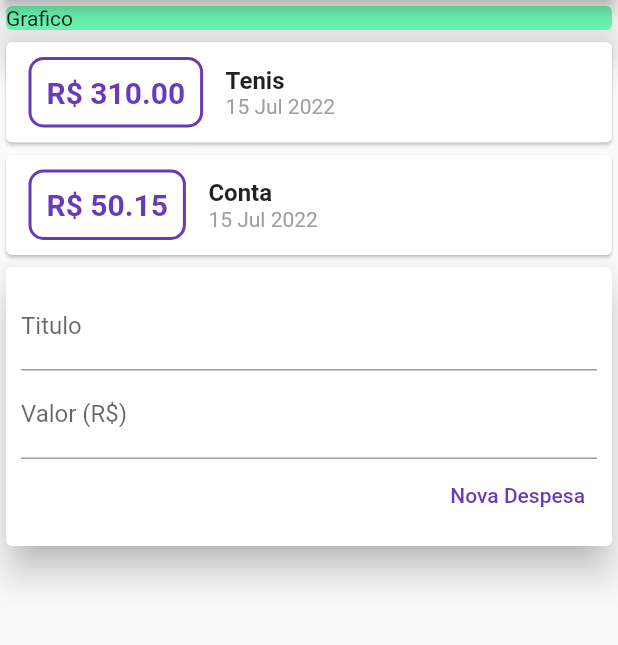
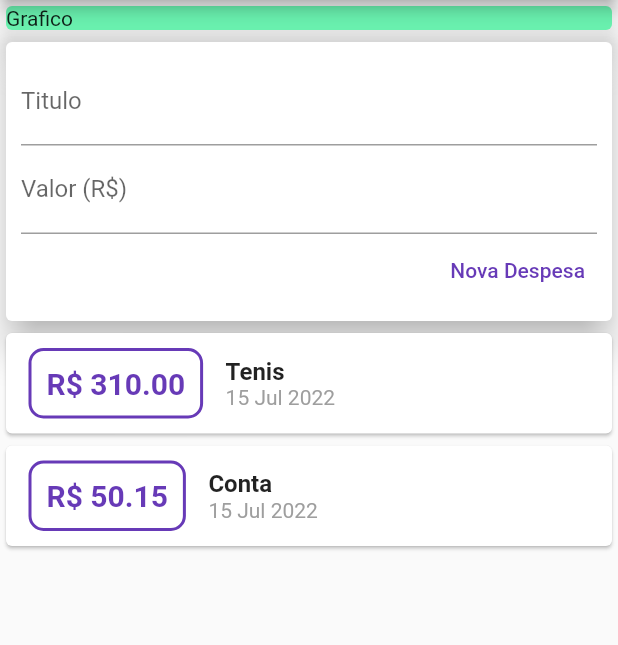
Before and after one commit to miradouro/despesas_pessoais_FLUTTER, a Flutter app: the screen it shows after launch, on a phone screen of 412 x 824 dp, the part 84-729 px from its top. Run offline on Flutter 3.47's test engine with Material 2 defaults, Android fonts, the phone set to English and light mode, and no system bars.

Commit message:
third commit

```diff
--- /dev/null
+++ b/lib/components/transaction_form.dart
@@ -0,0 +1,54 @@
+import 'package:flutter/material.dart';
+
+class TransactionForm extends StatelessWidget {
+
+  final titleController = TextEditingController();
+  final valueController = TextEditingController();
+
+  final void Function(String, double) onSubmit;
+
+  TransactionForm(this.onSubmit);
+
+  @override
+  Widget build(BuildContext context) {
+    return Card(
+      elevation: 10,
+      child: Padding(
+        padding: const EdgeInsets.all(10),
+        child: Column(
+          children: <Widget>[
+            TextField(
+              controller: titleController,
+              decoration: InputDecoration(
+                labelText: "Titulo",
+              ),
+            ),
+            TextField(
+              keyboardType: TextInputType.number,
+              controller: valueController,
+              decoration: InputDecoration(
+                labelText: "Valor (R\$)",
+              ),
+            ),
+            Row(
+              mainAxisAlignment: MainAxisAlignment.end,
+              children: <Widget>[
+                TextButton(
+                  style: TextButton.styleFrom(
+                    primary: Colors.deepPurple,
+                  ),
+                  onPressed: () {
+                    final title = titleController.text;
+                    final value = double.tryParse(valueController.text) ?? 0.0;
+                    onSubmit(titleController.text, double.tryParse(valueController.text) ?? 0.0);
+                  },
+                  child: Text("Nova Despesa"),
+                ),
+              ],
+            )
+          ],
+        ),
+      ),
+    );
+  }
+}
--- a/lib/components/transaction_list.dart
+++ b/lib/components/transaction_list.dart
@@ -1,9 +1,68 @@
 import 'package:flutter/material.dart';
+import 'package:intl/intl.dart';
+import '../models/transaction.dart';
 
 class TransactionList extends StatelessWidget {
 
+  final List<Transaction> transactions;
+
+  TransactionList(this.transactions);
+
   @override
   Widget build(BuildContext context) {
-    return Container();
+    return Container(
+      height: 380,
+      child: ListView.builder(
+        itemCount: transactions.length,
+        itemBuilder: (ctx, index) {
+          final tr = transactions[index];
+          return Card(
+            child: Row(
+              children: <Widget>[
+                Container(
+                  margin:
+                  EdgeInsets.symmetric(horizontal: 15, vertical: 10),
+                  padding: EdgeInsets.all(10),
+                  decoration: BoxDecoration(
+                    borderRadius: BorderRadius.circular(10),
+                    border: Border.all(
+                      color: Colors.deepPurple,
+                      width: 2,
+                    ),
+                  ),
+                  child: Text(
+                    "R\$ ${tr.value.toStringAsFixed(2)}",
+                    style: TextStyle(
+                      fontWeight: FontWeight.bold,
+                      fontSize: 20,
+                      color: Colors.deepPurple,
+                    ),
+                  ),
+                ),
+                Column(
+                  mainAxisAlignment: MainAxisAlignment.center,
+                  crossAxisAlignment: CrossAxisAlignment.start,
+                  children: <Widget>[
+                    Text(
+                      tr.title,
+                      style: TextStyle(
+                        fontWeight: FontWeight.bold,
+                        fontSize: 16,
+                      ),
+                    ),
+                    Text(
+                      DateFormat('d MMM y').format(tr.date),
+                      style: TextStyle(
+                        color: Colors.grey,
+                      ),
+                    ),
+                  ],
+                ),
+              ],
+            ),
+          );
+        },
+      ),
+    );
   }
 }
--- /dev/null
+++ b/lib/components/transaction_user.dart
@@ -0,0 +1,45 @@
+import 'dart:math';
+
+import 'package:flutter/material.dart';
+import '../models/transaction.dart';
+import 'transaction_list.dart';
+import 'transaction_form.dart';
+
+class TransactionUser extends StatefulWidget {
+  const TransactionUser({Key? key}) : super(key: key);
+
+  @override
+  State<TransactionUser> createState() => _TransactionUserState();
+}
+
+class _TransactionUserState extends State<TransactionUser> {
+
+
+  final _transactions = [
+    Transaction(id: "t1", title: "Tenis", value: 310, date: DateTime.now()),
+    Transaction(id: "t2", title: "Conta", value: 50.15, date: DateTime.now()),
+  ];
+
+  _addTransaction(String title, double value){
+    final newTransaction = Transaction(
+        id: Random().nextDouble().toString(),
+        title: title,
+        value: value,
+        date: DateTime.now()
+    );
+
+    setState((){
+      _transactions.add(newTransaction);
+    });
+  }
+
+  @override
+  Widget build(BuildContext context) {
+    return Column(
+      children: [
+        TransactionForm(_addTransaction),
+        TransactionList(_transactions),
+      ],
+    );
+  }
+}
--- a/lib/main.dart
+++ b/lib/main.dart
@@ -1,6 +1,5 @@
-import 'models/transaction.dart';
+import 'package:despesas_pessoais/components/transaction_user.dart';
 import 'package:flutter/material.dart';
-import 'package:intl/intl.dart';
 
 void main() => runApp(const ExpensesApp());
 
@@ -18,14 +17,6 @@ class ExpensesApp extends StatelessWidget {
 
 class MyHomePage extends StatelessWidget {
 
-  final titleController = TextEditingController();
-  final valueController = TextEditingController();
-
-  final _transactions = [
-    Transaction(id: "t1", title: "Tenis", value: 310, date: DateTime.now()),
-    Transaction(id: "t2", title: "Conta", value: 50.15, date: DateTime.now()),
-  ];
-
   @override
   Widget build(BuildContext context) {
     return Scaffold(
@@ -33,7 +24,8 @@ class MyHomePage extends StatelessWidget {
         title: Text("Despesas Pessoais"),
         centerTitle: true,
       ),
-      body: Column(
+      body: SingleChildScrollView(
+        child: Column(
           crossAxisAlignment: CrossAxisAlignment.center,
           children: <Widget>[
             Container(
@@ -44,94 +36,11 @@ class MyHomePage extends StatelessWidget {
                 elevation: 10,
               ),
             ),
-          Column(
-            children: _transactions.map((tr) {
-              return Card(
-                child: Row(
-                  children: <Widget>[
-                    Container(
-                      margin:
-                          EdgeInsets.symmetric(horizontal: 15, vertical: 10),
-                      padding: EdgeInsets.all(10),
-                      decoration: BoxDecoration(
-                        borderRadius: BorderRadius.circular(10),
-                        border: Border.all(
-                          color: Colors.deepPurple,
-                          width: 2,
-                        ),
-                      ),
-                      child: Text(
-                        "R\$ ${tr.value.toStringAsFixed(2)}",
-                        style: TextStyle(
-                          fontWeight: FontWeight.bold,
-                          fontSize: 20,
-                          color: Colors.deepPurple,
-                        ),
-                      ),
-                    ),
-                    Column(
-                      mainAxisAlignment: MainAxisAlignment.center,
-                      crossAxisAlignment: CrossAxisAlignment.start,
-                      children: <Widget>[
-                        Text(
-                          tr.title,
-                          style: TextStyle(
-                            fontWeight: FontWeight.bold,
-                            fontSize: 16,
-                          ),
-                        ),
-                        Text(
-                          DateFormat('d MMM y').format(tr.date),
-                          style: TextStyle(
-                            color: Colors.grey,
-                          ),
-                        ),
+
+            TransactionUser(),
+
           ],
         ),
-                  ],
-                ),
-              );
-            }).toList(),
-          ),
-          Card(
-            elevation: 10,
-            child: Padding(
-              padding: const EdgeInsets.all(10),
-              child: Column(
-                children: <Widget>[
-                  TextField(
-                    controller: titleController,
-                    decoration: InputDecoration(
-                      labelText: "Titulo",
-                    ),
-                  ),
-                  TextField(
-                    keyboardType: TextInputType.number,
-                    controller: valueController,
-                    decoration: InputDecoration(
-                      labelText: "Valor (R\$)",
-                    ),
-                  ),
-                  Row(
-                    mainAxisAlignment: MainAxisAlignment.end,
-                    children: <Widget>[
-                      TextButton(
-                        style: TextButton.styleFrom(
-                          primary: Colors.deepPurple,
-                        ),
-                        onPressed: () {
-                          print(titleController.text);
-                          print(valueController.text);
-                        },
-                        child: Text("Nova Despesa"),
-                      ),
-                    ],
-                  )
-                ],
-              ),
-            ),
-          ),
-        ],
       ),
     );
   }
```
Lines whose indentation alone changed are shown as unchanged.
